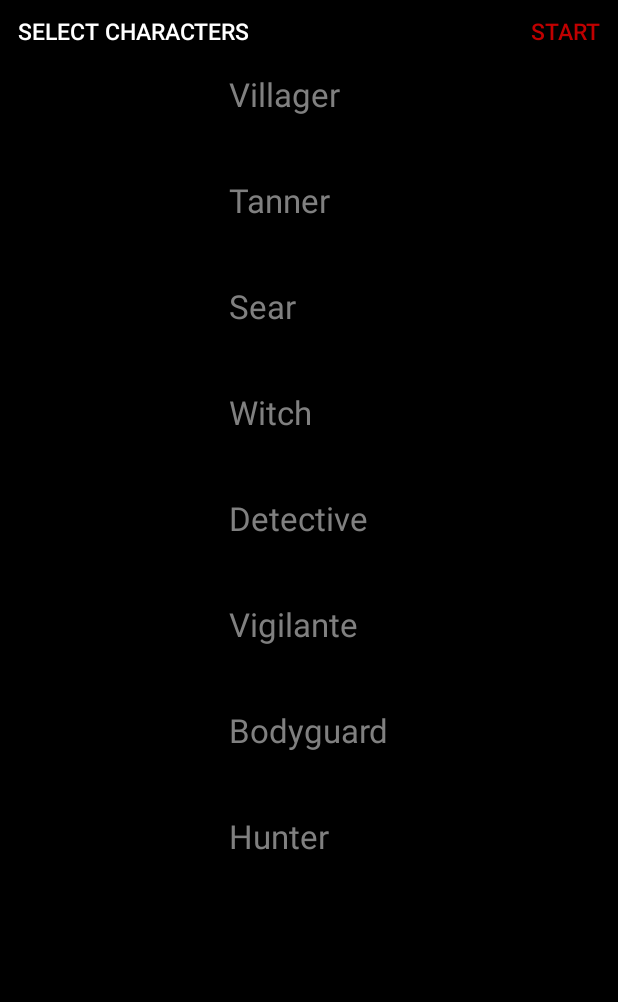
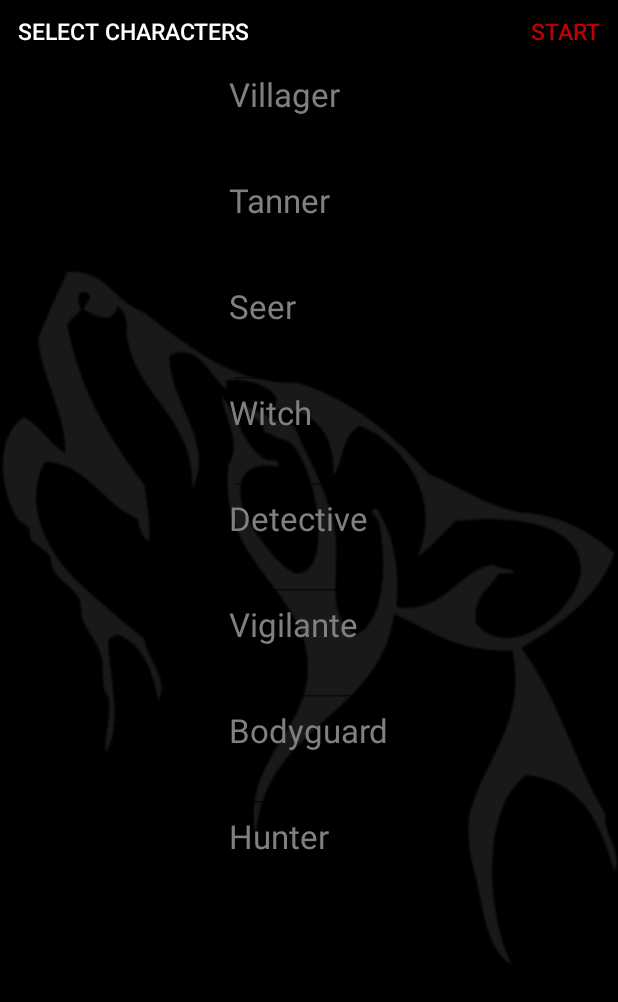
Before and after one commit to brianhk1231/ww1, an Android app: the fragment charFragment placed in its activity, on a phone screen of 412 x 824 dp. Shown: the top 1002 px of the screen. Run offline under Robolectric (Android 15) with nearby library versions, the phone set to English and light mode, and no system bars.

Commit message:
updated char page

```diff
--- a/app/src/main/java/com/example/brian/ww1/charFragment.java
+++ b/app/src/main/java/com/example/brian/ww1/charFragment.java
@@ -38,7 +38,7 @@ public class charFragment extends android.support.v4.app.Fragment {
     LinearLayout layout;
     TextView heading;
     Button start;
-    ArrayList<String> charList = new ArrayList<>(Arrays.asList(new String[] {"Villager","Tanner","Sear","Witch", "Detective", "Vigilante", "Bodyguard", "Hunter"}));
+    ArrayList<String> charList = new ArrayList<>(Arrays.asList(new String[] {"Villager","Tanner","Seer","Witch", "Detective", "Vigilante", "Bodyguard", "Hunter"}));
     ArrayList<String> sendList = new ArrayList<String>();
     HashMap<String, ArrayList<EditText>> textMap = new HashMap<>();
     HashMap<String,ArrayList<String>> charMap = new HashMap<>();
@@ -64,6 +64,11 @@ public class charFragment extends android.support.v4.app.Fragment {
         for (String s:charList){
             addChar(s);
         }
+        TextView tv3 = new TextView(getContext());
+        tv3.setClickable(false);
+        tv3.setFocusable(false);
+        tv3.setTextSize(TypedValue.COMPLEX_UNIT_DIP, 30 + 10 * num);
+        layout.addView(tv3);
 
         start.setOnClickListener(new View.OnClickListener() {
             public void onClick(View v) {
@@ -123,7 +128,7 @@ public class charFragment extends android.support.v4.app.Fragment {
         tv2.setTextColor(Color.parseColor("#FFFFFF"));
         tv2.setTextSize(TypedValue.COMPLEX_UNIT_DIP, 15);
 
-
+        //tv2.setAlpha(0);
 
         tv2.setFocusableInTouchMode(false);
 
--- a/app/src/main/res/layout/fragment_char.xml
+++ b/app/src/main/res/layout/fragment_char.xml
@@ -9,7 +9,14 @@
     android:background="#000000">
 
     <!-- TODO: Update blank fragment layout -->
+    <ImageView
+        android:background="@android:color/transparent"
+        android:layout_width="match_parent"
+        android:layout_height="match_parent"
+        android:src="@drawable/background1"
+        android:alpha=".1"
 
+        />
     <Button
         android:id="@+id/buttonStart"
         style="@style/Widget.AppCompat.Button.Borderless"
@@ -52,8 +59,8 @@
             android:id="@+id/linearLayout"
             android:layout_width="wrap_content"
             android:layout_height="wrap_content"
-            android:layout_gravity="center"
-            android:gravity="center"
+            android:layout_gravity="center_horizontal"
+            android:gravity="center_horizontal"
             android:orientation="vertical"
 
 
```
Also changed, not shown: app/src/main/res/layout/fragment_home.xml (+11 -0 lines), app/src/main/res/layout/fragment_werewolf.xml (+9 -0 lines), app/src/main/res/drawable/background1.jpg (added).
